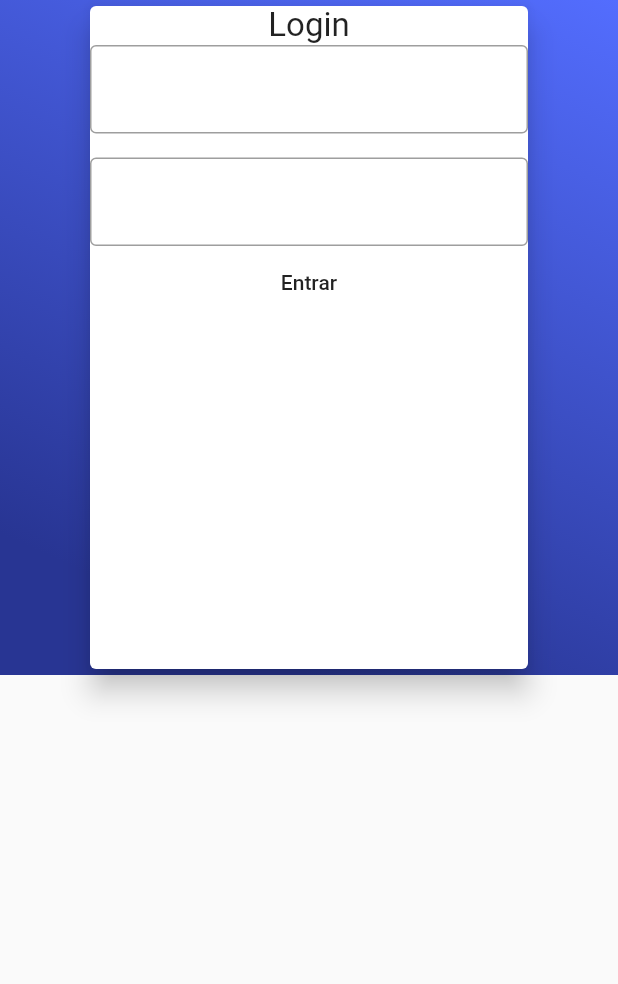
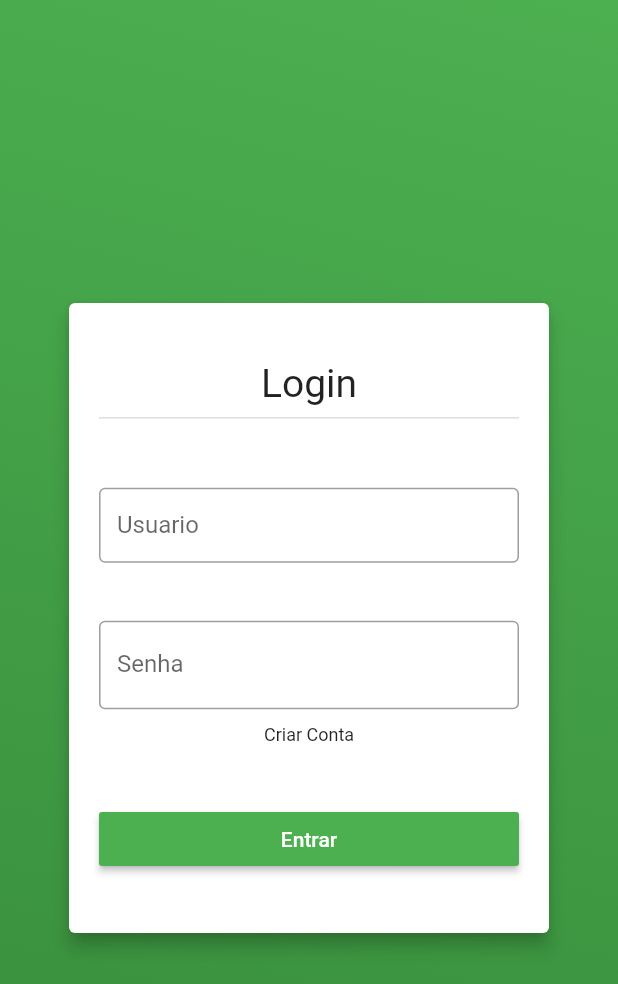
Before and after one commit to ricardinhowbr/Projeto-Pets, a Flutter app: the screen it shows after launch, after a tap on "Entrar", on a phone screen of 412 x 824 dp. Shown: the top 984 px of the screen. Run offline on Flutter 3.47's test engine with Material 2 defaults, Android fonts, the phone set to English and light mode, and no system bars.

Commit message:
#update Login

```diff
--- a/saude_pet/lib/main.dart
+++ b/saude_pet/lib/main.dart
@@ -1,9 +1,16 @@
 import 'package:flutter/material.dart';
 import 'package:saude_pet/ui/login.dart';
 
-void main(){
+void main() {
   runApp(MaterialApp(
     home: Login(),
+    theme: ThemeData(
+        primaryColorDark: Color.fromRGBO(56, 142, 60, 1),
+        primaryColorLight: Color.fromRGBO(200,230,201,1),
+        primaryColor: Colors.green,
+        accentColor: Color.fromRGBO(139, 195, 74, 1),
+        dividerColor: Color.fromRGBO(189,189,189,1)
+        ),
     debugShowCheckedModeBanner: false,
   ));
 }
--- a/saude_pet/lib/ui/login.dart
+++ b/saude_pet/lib/ui/login.dart
@@ -1,3 +1,4 @@
+
 import 'package:flutter/material.dart';
 
 class Login extends StatefulWidget {
@@ -9,38 +10,90 @@ class _LoginState extends State<Login> {
   @override
   Widget build(BuildContext context) {
     return Scaffold(
-      body: SingleChildScrollView(
-        child: Container(
+      appBar: null,
+      body: Container(
         decoration: BoxDecoration(
          gradient: LinearGradient(
                 begin: Alignment.topRight,
                 end: Alignment.bottomCenter,
-                colors: [Colors.indigoAccent, Colors.indigo[800]])),
+                colors: [Colors.green, Colors.green[700]])
+        ),
         child: Center(
+          child: SingleChildScrollView(
+            child: Card(
+              elevation: 5,
+              child: Form(
+                child: Container(
+                  width: 320.0,
+                  height: 420.0,
                   child: Column(
-              mainAxisAlignment: MainAxisAlignment.center,
+                    mainAxisAlignment: MainAxisAlignment.spaceEvenly,
+                    crossAxisAlignment: CrossAxisAlignment.center,
                     children: <Widget>[
-                 Container(
-                   width: 300,
-                   height: 450,
-                   child: Card(
-                     elevation: 8,
-                     child:
                       Column(
                         children: <Widget>[
-                       Text("Login",style: TextStyle(fontSize: 22,),),
-                       TextField(decoration: InputDecoration(border: OutlineInputBorder()),),
-                       Divider(color: Colors.transparent,),
-                       TextField(decoration: InputDecoration(border: OutlineInputBorder()),),
-                       FlatButton(
-                         onPressed: (){},
-                         child: Text
-                       ("Entrar"),
+                          Text(
+                            "Login",
+                            style: TextStyle(
+                                fontSize: 26.0,color: Colors.black87)
                           ),
-                     ],),
+                          SizedBox(
+                            width: 280.0,
+                            child: Divider(
+                              color: Color.fromRGBO(204, 204, 204, 1),
+                            ),
+                          )
+                        ],
+                      ),
+                      SizedBox(
+                        height: 50.0,
+                        width: 280.0,
+                        child: TextField(
+                          decoration: InputDecoration(
+                            border: OutlineInputBorder(),
+                            labelText: "Usuario",
+                          ),
+                          keyboardType: TextInputType.text,
                         ),
                       ),
+                      Column(
+                        children: <Widget>[
+                          SizedBox(
+                            width: 280.0,
+                            child: TextField(
+                              decoration: InputDecoration(
+                                border: OutlineInputBorder(),
+                                labelText: "Senha",
+                              ),
+                              keyboardType: TextInputType.number,
+                            ),
+                          ),
+                          Container(
+                            padding: EdgeInsets.only(top: 10.0,),
+                            alignment: Alignment.center,
+                              child: Text(
+                            "Criar Conta",
+                            style: TextStyle(
+                                 fontSize: 12.0, ),
+                          ))
                         ],
+                      ),
+                      Container(
+                        width: 280.0,
+
+                        child: RaisedButton(
+                          onPressed: (){},
+                          color: Colors.green,
+                          child: Text(
+                            "Entrar",
+                            style: TextStyle(color: Colors.white),
+                          ),
+                        ),
+                      )
+                    ],
+                  ),
+                ),
+              ),
             ),
           ),
         ),
```
Lines whose indentation alone changed are shown as unchanged.
